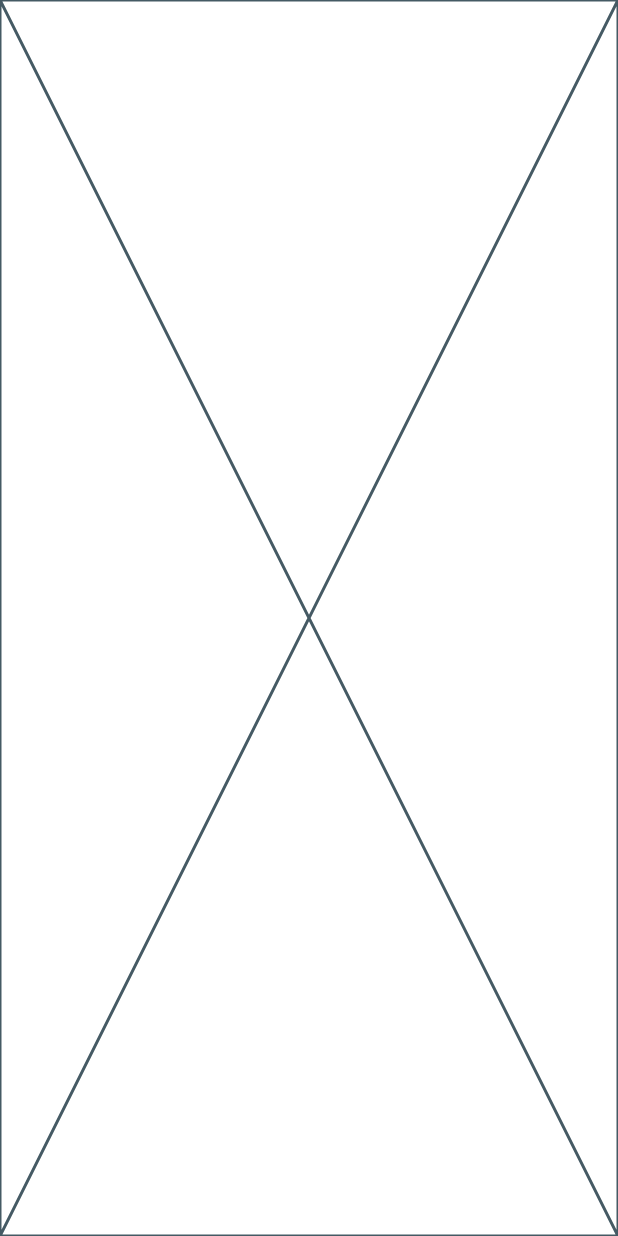
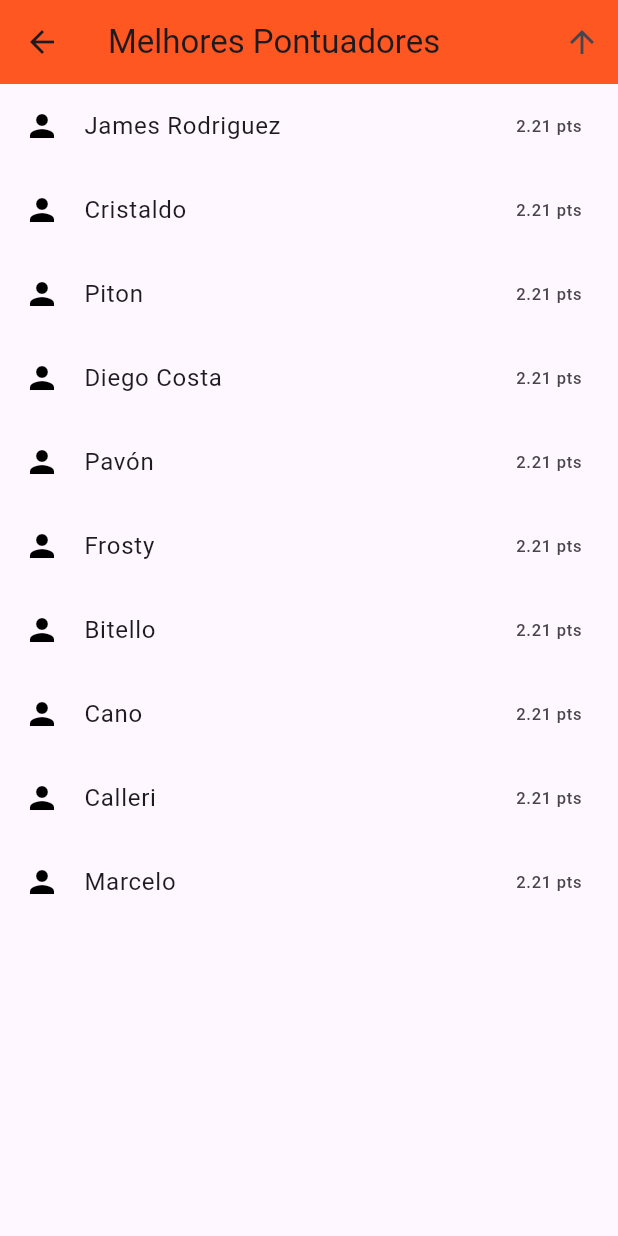
Before and after one commit to carloscz17/av2_flutter, a Flutter app: the HomePage screen opened directly, after a tap on "PONTUAÇÃO", on a phone screen of 412 x 824 dp. Run offline on Flutter 3.47's test engine with Material 3 defaults, Android fonts, the phone set to English and light mode, and no system bars.

Commit message:
Atualização, fazer ajustes amanhã.

```diff
--- a/lib/pages/home_page.dart
+++ b/lib/pages/home_page.dart
@@ -26,7 +26,7 @@ class _HomePageState extends State<HomePage> {
                 context, MaterialPageRoute(builder: (context) => LoginPage()));
           },
         ),
-        title: Text('HOME'),
+        title: const Text('HOME'),
       ),
       backgroundColor: Color.fromARGB(125, 96, 24, 24),
       body: Stack(
@@ -58,7 +58,7 @@ class _HomePageState extends State<HomePage> {
                               MaterialPageRoute(
                                   builder: (context) => PontuadoresPage()));
                         },
-                        child: Text('PONTUAÇÃO',
+                        child: const Text('PONTUAÇÃO',
                             style:
                                 TextStyle(color: Colors.white, fontSize: 20)),
                       ),
@@ -79,7 +79,7 @@ class _HomePageState extends State<HomePage> {
                               MaterialPageRoute(
                                   builder: (context) => MontarElencoPage()));
                         },
-                        child: Text('MONTAR ELENCO',
+                        child: const Text('MONTAR ELENCO',
                             style:
                                 TextStyle(color: Colors.white, fontSize: 20)),
                       ),
--- a/lib/pages/login_page.dart
+++ b/lib/pages/login_page.dart
@@ -25,7 +25,7 @@ class _LoginPageState extends State<LoginPage> {
         ),
         title: Text('LOGIN'),
         ),
-      backgroundColor: Color.fromARGB(125, 96, 24, 24),
+      backgroundColor: const Color.fromARGB(125, 96, 24, 24),
       body: Stack(children: [
         Container(
           height: MediaQuery.of(context).size.height,
@@ -77,11 +77,11 @@ class _LoginPageState extends State<LoginPage> {
           ),
           ElevatedButton(
             style: ElevatedButton.styleFrom(
-              backgroundColor: Color.fromARGB(125, 252, 99, 34),
+              backgroundColor: const Color.fromARGB(125, 252, 99, 34),
             ),
             onPressed: () {
               Navigator.push(context,
-                  MaterialPageRoute(builder: (context) => HomePage()));
+                  MaterialPageRoute(builder: (context) => const HomePage()));
             },
             child: const Text('ENTRAR',
                 style: TextStyle(
--- a/lib/pages/melhores_pontuadores_page.dart
+++ b/lib/pages/melhores_pontuadores_page.dart
@@ -1,15 +1,75 @@
+import 'dart:math';
 import 'package:flutter/material.dart';
 
 class PontuadoresPage extends StatefulWidget {
   const PontuadoresPage({super.key});
 
   @override
-  State<PontuadoresPage> createState() => _PontuadoresPageState();
+  _PontuadoresPageState createState() => _PontuadoresPageState();
 }
 
 class _PontuadoresPageState extends State<PontuadoresPage> {
+  List<Jogador> jogadores = [];
+  bool ascending = true; // Controle da ordenação
+
+  @override
+  void initState() {
+    super.initState();
+    var nomes = [
+      "Cássio", "Frosty", "Raniele", "Wesley", "Piton",
+      "Diego Costa", "Bitello", "Pavón", "Soteldo", "Cristaldo",
+      "Thiago Silva", "Marcelo", "Felipe Melo", "Cano", "Andre",
+      "Calleri", "James Rodriguez", "Luciano", "Rafael", "Lucas"
+    ];
+    nomes.shuffle(); // Embaralha a lista de nomes
+    jogadores = List.generate(10, (index) {
+      return Jogador(nome: nomes[index], pontuacao: Random().nextDouble() * 20);
+    });
+    jogadores.sort((a, b) => a.pontuacao.compareTo(b.pontuacao)); // Ordena inicialmente do menor para o maior
+  }
+
+  void sortPlayers() {
+    setState(() {
+      if (ascending) {
+        jogadores.sort((a, b) => b.pontuacao.compareTo(a.pontuacao));
+      } else {
+        jogadores.sort((a, b) => a.pontuacao.compareTo(b.pontuacao));
+      }
+      ascending = !ascending; // Inverte a ordem para a próxima chamada
+    });
+  }
+
   @override
   Widget build(BuildContext context) {
-    return const Placeholder();
+    return Scaffold(
+      appBar: AppBar(
+        title: const Text("Melhores Pontuadores"),
+        backgroundColor: Colors.deepOrange,
+        actions: [
+          IconButton(
+            icon: Icon(ascending ? Icons.arrow_upward : Icons.arrow_downward),
+            onPressed: sortPlayers,
+          )
+        ],
+      ),
+      body: ListView.builder(
+        itemCount: jogadores.length,
+        itemBuilder: (context, index) {
+          Jogador jogador = jogadores[index];
+          return ListTile(
+            leading: Icon(Icons.person, color: Colors.black),
+            title: Text(jogador.nome),
+            trailing: Text("${jogador.pontuacao.toStringAsFixed(2)} pts"),
+          );
+        },
+      ),
+    );
   }
 }
+
+class Jogador {
+  String nome;
+  double pontuacao;
+
+  Jogador({required this.nome, required this.pontuacao});
+}
--- a/lib/pages/screen_inicial.dart
+++ b/lib/pages/screen_inicial.dart
@@ -43,7 +43,7 @@ class _ScreenInicialState extends State<ScreenInicial> {
                                     MaterialPageRoute(
                                         builder: (context) => LoginPage()));
                               },
-                              child: Text('FAZER LOGIN',
+                              child: const Text('FAZER LOGIN',
                                   style: TextStyle(
                                       color: Colors.white, fontSize: 20)),
                             ),
@@ -65,7 +65,7 @@ class _ScreenInicialState extends State<ScreenInicial> {
                                         builder: (context) =>
                                             CriarContaPage()));
                               },
-                              child: Text('CRIAR CONTA',
+                              child: const Text('CRIAR CONTA',
                                   style: TextStyle(
                                       color: Colors.white, fontSize: 20)),
                             ),
--- a/lib/pages/splash_screen.dart
+++ b/lib/pages/splash_screen.dart
@@ -15,7 +15,7 @@ class _SplashScreenState extends State<SplashScreen>
   void initState() {
     super.initState();
 
-    Future.delayed(const Duration(seconds: 5), () {
+    Future.delayed(const Duration(seconds: 1), () {
       Navigator.pushReplacement(
         context,
         MaterialPageRoute(
--- a/pubspec.yaml
+++ b/pubspec.yaml
@@ -60,6 +60,7 @@ flutter_native_splash:
 flutter:
   assets:
     - assets/images/logo_cartola.png
+    - assets/images/campo_verde.png
   # The following line ensures that the Material Icons font is
   # included with your application, so that you can use the icons in
   # the material Icons class.
```
Also changed, not shown: lib/pages/jogadores_time_page.dart (added, +48 -0 lines), lib/pages/lista_tecnicos_page.dart (added, +52 -0 lines), lib/pages/lista_time_page.dart (added, +55 -0 lines), lib/pages/montar_elenco_page.dart (+90 -12 lines), lib/main.dart (line endings or trailing spaces).
